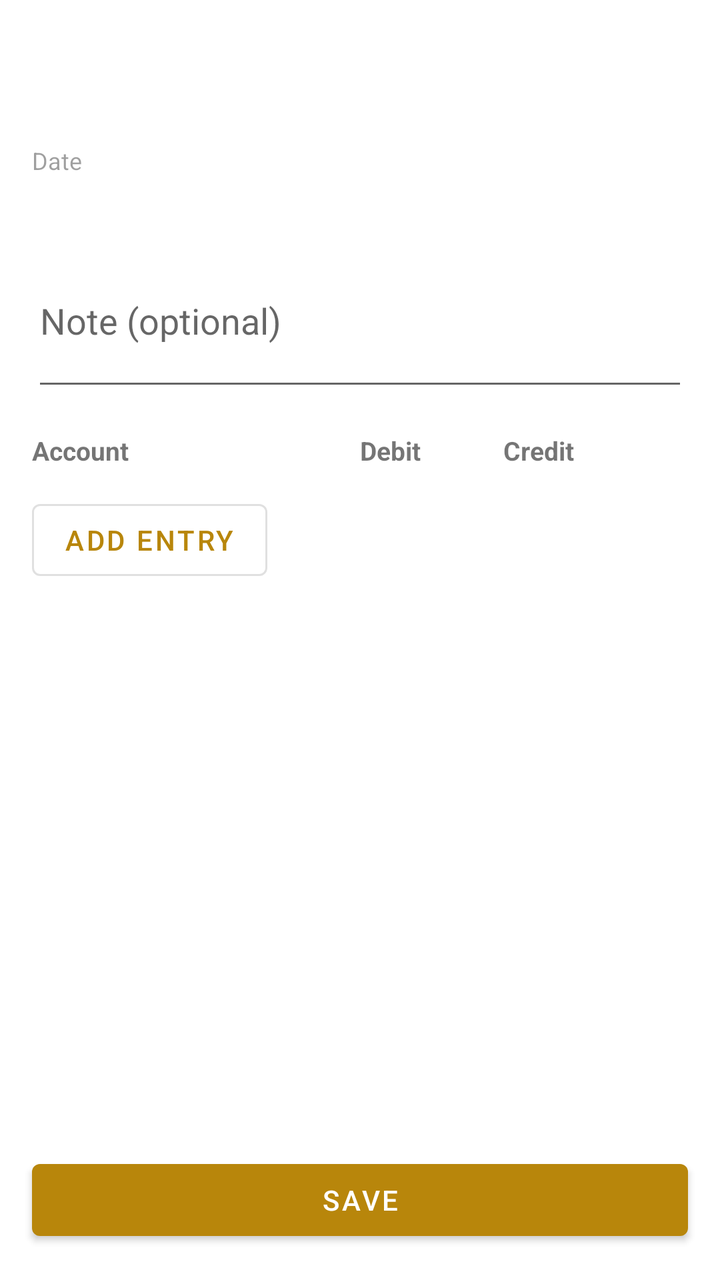
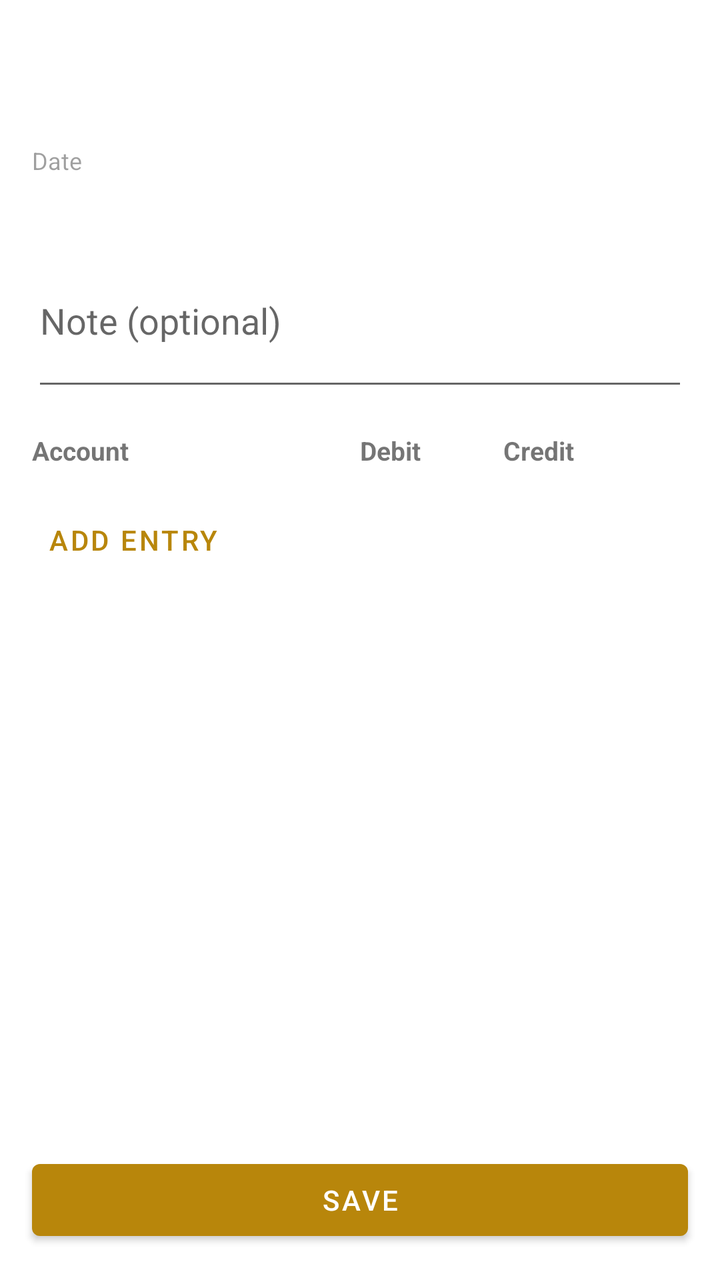

Compare the two renders of this Android layout. The source of the first and the diff that turns it into the second are given below.
<!-- AndroidManifest.xml: application theme Theme.Accounting -->
<!-- res/layout/activity_add_transaction.xml -->
<?xml version="1.0" encoding="utf-8"?>
<LinearLayout xmlns:android="http://schemas.android.com/apk/res/android"
    android:layout_width="match_parent"
    android:layout_height="match_parent"
    android:orientation="vertical">

    <androidx.appcompat.widget.Toolbar
        android:id="@+id/toolbar"
        android:layout_width="match_parent"
        android:layout_height="wrap_content"
        android:minHeight="?attr/actionBarSize" />

    <androidx.core.widget.NestedScrollView
        android:layout_width="match_parent"
        android:layout_height="0dp"
        android:layout_weight="1">

        <LinearLayout
            android:layout_width="match_parent"
            android:layout_height="wrap_content"
            android:orientation="vertical"
            android:padding="16dp">

            <TextView
                android:layout_width="match_parent"
                android:layout_height="wrap_content"
                android:text="@string/label_date"
                android:textSize="12sp"
                android:alpha="0.7" />

            <TextView
                android:id="@+id/text_datetime"
                android:layout_width="match_parent"
                android:layout_height="wrap_content"
                android:padding="8dp"
                android:textSize="16sp"
                android:textColor="?attr/colorOnSurface"
                android:background="?attr/selectableItemBackground"
                android:layout_marginBottom="12dp" />

            <EditText
                android:id="@+id/edit_note"
                android:layout_width="match_parent"
                android:layout_height="wrap_content"
                android:hint="@string/hint_note"
                android:inputType="textMultiLine"
                android:minLines="2"
                android:gravity="top"
                android:layout_marginBottom="16dp" />

            <LinearLayout
                android:layout_width="match_parent"
                android:layout_height="wrap_content"
                android:orientation="horizontal"
                android:layout_marginBottom="4dp">

                <TextView
                    android:layout_width="0dp"
                    android:layout_height="wrap_content"
                    android:layout_weight="2"
                    android:text="@string/label_account"
                    android:textStyle="bold"
                    android:textSize="13sp" />

                <TextView
                    android:layout_width="0dp"
                    android:layout_height="wrap_content"
                    android:layout_weight="1"
                    android:layout_marginStart="4dp"
                    android:text="@string/label_debit"
                    android:textStyle="bold"
                    android:textSize="13sp"
                    android:gravity="center" />

                <TextView
                    android:layout_width="0dp"
                    android:layout_height="wrap_content"
                    android:layout_weight="1"
                    android:layout_marginStart="4dp"
                    android:text="@string/label_credit"
                    android:textStyle="bold"
                    android:textSize="13sp"
                    android:gravity="center" />

                <View
                    android:layout_width="40dp"
                    android:layout_height="wrap_content" />

            </LinearLayout>

            <LinearLayout
                android:id="@+id/entries_container"
                android:layout_width="match_parent"
                android:layout_height="wrap_content"
                android:orientation="vertical" />

            <Button
                android:id="@+id/btn_add_entry"
                style="@style/Widget.MaterialComponents.Button.OutlinedButton"
                android:layout_width="wrap_content"
                android:layout_height="wrap_content"
                android:layout_marginTop="8dp"
                android:text="@string/action_add_entry" />

        </LinearLayout>

    </androidx.core.widget.NestedScrollView>

    <Button
        android:id="@+id/btn_save"
        android:layout_width="match_parent"
        android:layout_height="wrap_content"
        android:layout_margin="16dp"
        android:text="@string/action_save" />

</LinearLayout>
<!-- resources referenced by this layout -->
<resources>
  <string name="action_add_entry">Add Entry</string>
  <string name="action_save">Save</string>
  <string name="hint_note">Note (optional)</string>
  <string name="label_account">Account</string>
  <string name="label_credit">Credit</string>
  <string name="label_date">Date</string>
  <string name="label_debit">Debit</string>
  <style name="Theme.Accounting" parent="Theme.MaterialComponents.DayNight.NoActionBar">
          <item name="colorPrimary">@color/gold_500</item>
          <item name="colorPrimaryVariant">@color/gold_700</item>
          <item name="colorOnPrimary">@color/white</item>
          <item name="colorSecondary">@color/brown_500</item>
          <item name="colorSecondaryVariant">@color/brown_700</item>
          <item name="colorOnSecondary">@color/white</item>
          <item name="android:statusBarColor" tools:targetApi="21">?attr/colorPrimaryVariant</item>
      </style>
  <color name="gold_500">#B8860B</color>
  <color name="gold_700">#7A5C00</color>
  <color name="white">#FFFFFFFF</color>
  <color name="brown_500">#5D4037</color>
  <color name="brown_700">#4E342E</color>
</resources>

<!-- the commit's change to res/layout/activity_add_transaction.xml (unified diff, before → after) -->
@@ -96,7 +96,7 @@
 
             <Button
                 android:id="@+id/btn_add_entry"
-                style="@style/Widget.MaterialComponents.Button.OutlinedButton"
+                style="@style/Widget.MaterialComponents.Button.TextButton"
                 android:layout_width="wrap_content"
                 android:layout_height="wrap_content"
                 android:layout_marginTop="8dp"
